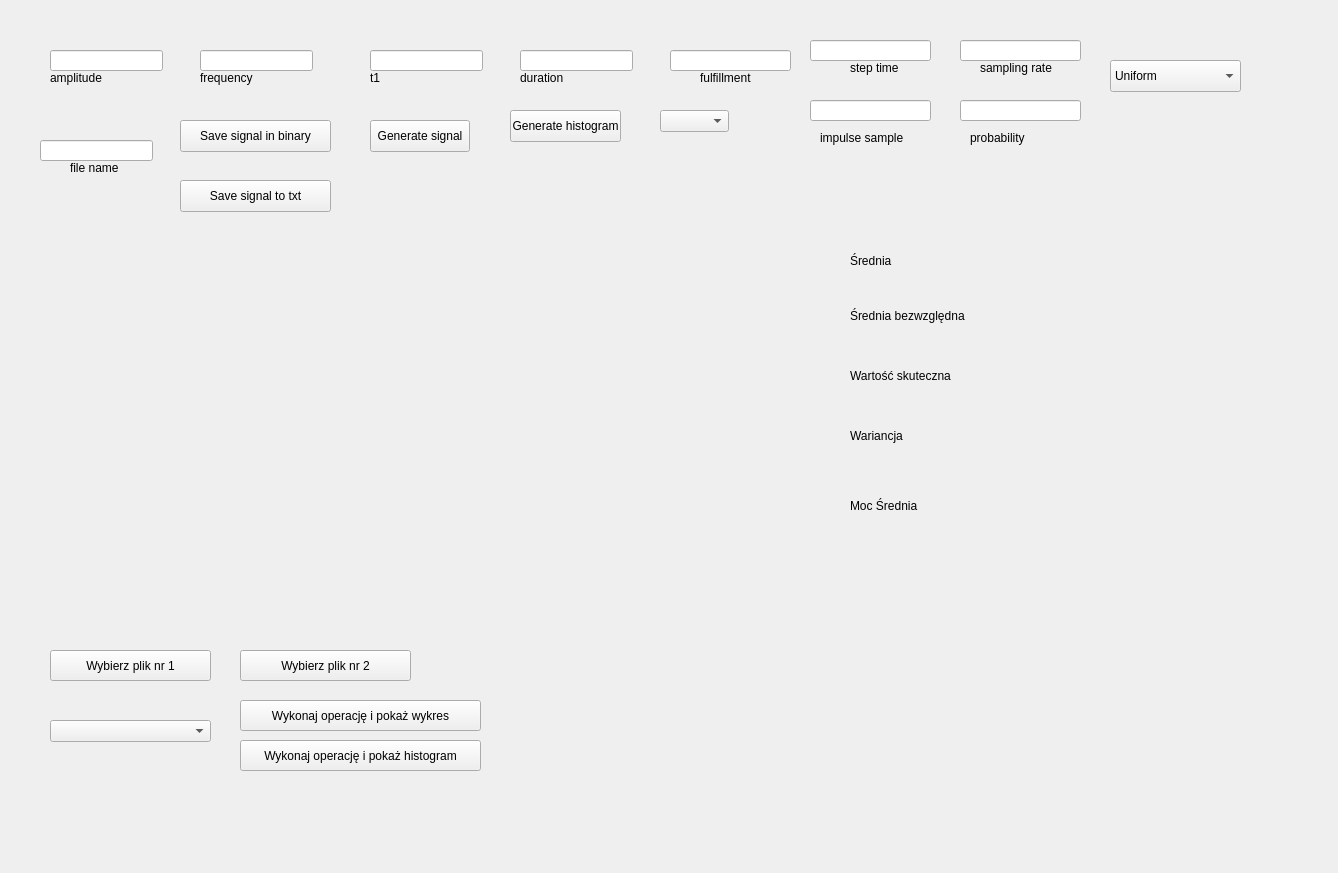
KD377/SusleRepo, file DSP/zad1/form.ui: the form before one commit.
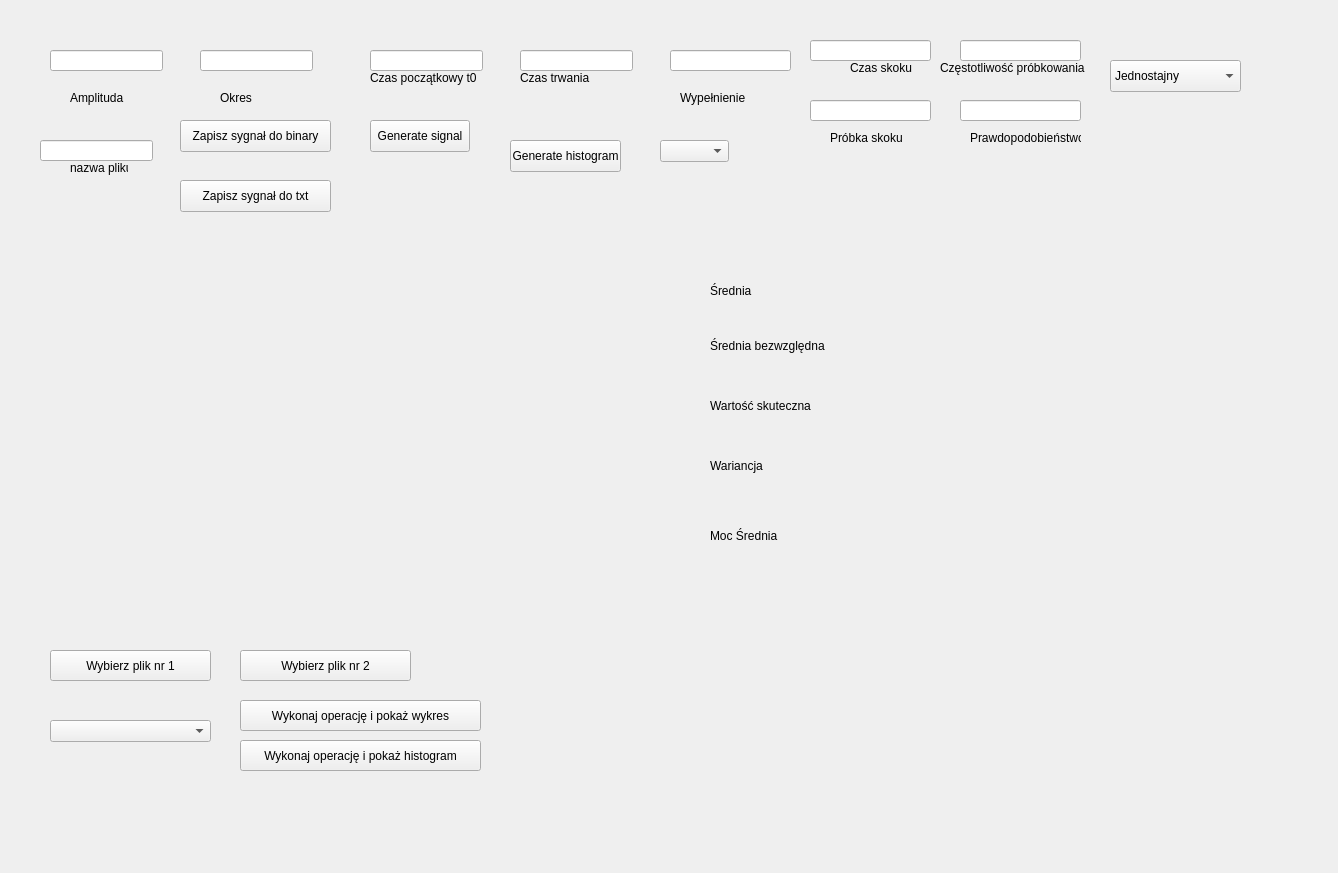
The form after the commit.

Diff of the .ui file:
```diff
--- a/DSP/zad1/form.ui
+++ b/DSP/zad1/form.ui
@@ -40,7 +40,7 @@
        <property name="geometry">
         <rect>
          <x>650</x>
-         <y>90</y>
+         <y>120</y>
          <width>69</width>
          <height>22</height>
         </rect>
@@ -50,7 +50,7 @@
        <property name="geometry">
         <rect>
          <x>500</x>
-         <y>90</y>
+         <y>120</y>
          <width>111</width>
          <height>32</height>
         </rect>
@@ -69,7 +69,7 @@
         </rect>
        </property>
        <property name="text">
-        <string>Save signal in binary</string>
+        <string>Zapisz sygnał do binary</string>
        </property>
       </widget>
       <widget class="QLineEdit" name="fileName">
@@ -134,8 +134,8 @@
       <widget class="QLabel" name="labelSrednia">
        <property name="geometry">
         <rect>
-         <x>840</x>
-         <y>220</y>
+         <x>700</x>
+         <y>250</y>
          <width>311</width>
          <height>41</height>
         </rect>
@@ -147,8 +147,8 @@
       <widget class="QLabel" name="labelSredniaBezwzgledna">
        <property name="geometry">
         <rect>
-         <x>840</x>
-         <y>270</y>
+         <x>700</x>
+         <y>300</y>
          <width>321</width>
          <height>51</height>
         </rect>
@@ -160,8 +160,8 @@
       <widget class="QLabel" name="labelRMS">
        <property name="geometry">
         <rect>
-         <x>840</x>
-         <y>330</y>
+         <x>700</x>
+         <y>360</y>
          <width>321</width>
          <height>51</height>
         </rect>
@@ -173,8 +173,8 @@
       <widget class="QLabel" name="labelWariancja">
        <property name="geometry">
         <rect>
-         <x>840</x>
-         <y>390</y>
+         <x>700</x>
+         <y>420</y>
          <width>341</width>
          <height>51</height>
         </rect>
@@ -186,8 +186,8 @@
       <widget class="QLabel" name="labelMocSrednia">
        <property name="geometry">
         <rect>
-         <x>840</x>
-         <y>460</y>
+         <x>700</x>
+         <y>490</y>
          <width>361</width>
          <height>51</height>
         </rect>
@@ -207,7 +207,7 @@
        </property>
        <item>
         <property name="text">
-         <string>Uniform</string>
+         <string>Jednostajny</string>
         </property>
        </item>
        <item>
@@ -276,12 +276,12 @@
         <rect>
          <x>840</x>
          <y>40</y>
-         <width>58</width>
+         <width>81</width>
          <height>16</height>
         </rect>
        </property>
        <property name="text">
-        <string>step time</string>
+        <string>Czas skoku</string>
        </property>
       </widget>
       <widget class="QLabel" name="label_7">
@@ -294,7 +294,7 @@
         </rect>
        </property>
        <property name="text">
-        <string>file name</string>
+        <string>nazwa pliku</string>
        </property>
       </widget>
       <widget class="QLineEdit" name="lineEdit_7">
@@ -323,14 +323,14 @@
       <widget class="QLabel" name="label_9">
        <property name="geometry">
         <rect>
-         <x>970</x>
+         <x>930</x>
          <y>40</y>
-         <width>111</width>
+         <width>151</width>
          <height>16</height>
         </rect>
        </property>
        <property name="text">
-        <string>sampling rate</string>
+        <string>Częstotliwość próbkowania</string>
        </property>
       </widget>
       <widget class="QLineEdit" name="lineEdit_8">
@@ -346,14 +346,14 @@
       <widget class="QLabel" name="label_10">
        <property name="geometry">
         <rect>
-         <x>810</x>
+         <x>820</x>
          <y>110</y>
          <width>111</width>
          <height>16</height>
         </rect>
        </property>
        <property name="text">
-        <string>impulse sample</string>
+        <string>Próbka skoku</string>
        </property>
       </widget>
       <widget class="QLineEdit" name="lineEdit_9">
@@ -379,7 +379,7 @@
         </rect>
        </property>
        <property name="text">
-        <string>probability</string>
+        <string>Prawdopodobieństwo</string>
        </property>
       </widget>
       <widget class="QPushButton" name="saveToTxt">
@@ -392,7 +392,7 @@
         </rect>
        </property>
        <property name="text">
-        <string>Save signal to txt</string>
+        <string>Zapisz sygnał do txt</string>
        </property>
       </widget>
       <widget class="QPushButton" name="performOperationButton_2">
@@ -408,6 +408,45 @@
         <string>Wykonaj operację i pokaż histogram</string>
        </property>
       </widget>
+      <widget class="QLabel" name="label">
+       <property name="geometry">
+        <rect>
+         <x>60</x>
+         <y>70</y>
+         <width>58</width>
+         <height>16</height>
+        </rect>
+       </property>
+       <property name="text">
+        <string>Amplituda</string>
+       </property>
+      </widget>
+      <widget class="QLabel" name="label_2">
+       <property name="geometry">
+        <rect>
+         <x>210</x>
+         <y>70</y>
+         <width>71</width>
+         <height>16</height>
+        </rect>
+       </property>
+       <property name="text">
+        <string>Okres</string>
+       </property>
+      </widget>
+      <widget class="QLabel" name="label_5">
+       <property name="geometry">
+        <rect>
+         <x>670</x>
+         <y>70</y>
+         <width>111</width>
+         <height>16</height>
+        </rect>
+       </property>
+       <property name="text">
+        <string>Wypełnienie</string>
+       </property>
+      </widget>
      </widget>
     </item>
    </layout>
@@ -435,30 +474,17 @@
     <string>Generate signal</string>
    </property>
   </widget>
-  <widget class="QLabel" name="label_2">
-   <property name="geometry">
-    <rect>
-     <x>200</x>
-     <y>70</y>
-     <width>71</width>
-     <height>16</height>
-    </rect>
-   </property>
-   <property name="text">
-    <string>frequency</string>
-   </property>
-  </widget>
   <widget class="QLabel" name="label_3">
    <property name="geometry">
     <rect>
      <x>370</x>
      <y>70</y>
-     <width>58</width>
+     <width>121</width>
      <height>16</height>
     </rect>
    </property>
    <property name="text">
-    <string>t1</string>
+    <string>Czas początkowy t0</string>
    </property>
   </widget>
   <widget class="QLineEdit" name="lineEdit_2">
@@ -486,25 +512,12 @@
     <rect>
      <x>520</x>
      <y>70</y>
-     <width>58</width>
+     <width>111</width>
      <height>16</height>
     </rect>
    </property>
    <property name="text">
-    <string>duration</string>
-   </property>
-  </widget>
-  <widget class="QLabel" name="label">
-   <property name="geometry">
-    <rect>
-     <x>50</x>
-     <y>70</y>
-     <width>58</width>
-     <height>16</height>
-    </rect>
-   </property>
-   <property name="text">
-    <string>amplitude</string>
+    <string>Czas trwania</string>
    </property>
   </widget>
   <widget class="QLineEdit" name="lineEdit_3">
@@ -527,19 +540,6 @@
     </rect>
    </property>
   </widget>
-  <widget class="QLabel" name="label_5">
-   <property name="geometry">
-    <rect>
-     <x>700</x>
-     <y>70</y>
-     <width>58</width>
-     <height>16</height>
-    </rect>
-   </property>
-   <property name="text">
-    <string>fulfillment</string>
-   </property>
-  </widget>
  </widget>
  <resources/>
  <connections/>
```
Left out of the diff: 10 changed lines with no effect on the pictures.
